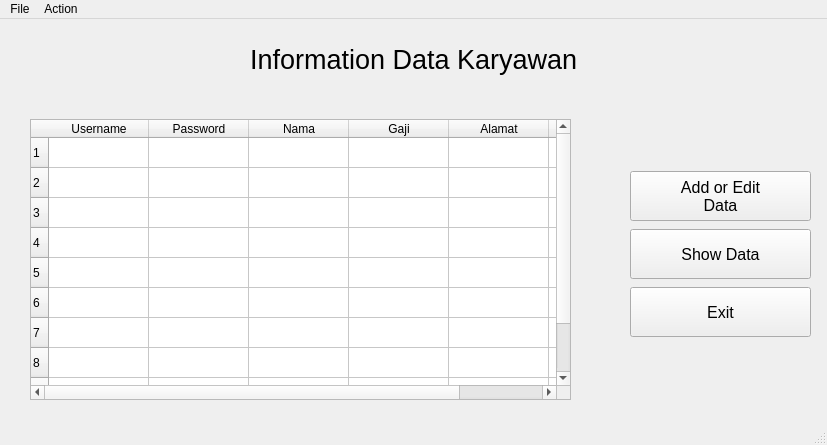
This is sis-karyawan/data_karyawan.ui in AthreeS002/Sistem-Karyawan as Qt 5 draws it before an edit. The edited form follows.
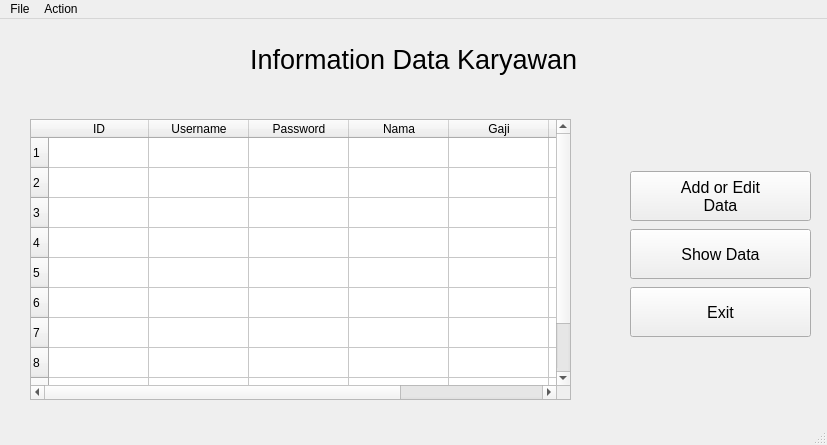
This is the edited form.

```diff
--- a/sis-karyawan/data_karyawan.ui
+++ b/sis-karyawan/data_karyawan.ui
@@ -130,7 +130,7 @@
         <number>10</number>
        </property>
        <property name="columnCount">
-        <number>6</number>
+        <number>7</number>
        </property>
        <row/>
        <row/>
@@ -142,6 +142,11 @@
        <row/>
        <row/>
        <row/>
+       <column>
+        <property name="text">
+         <string>ID</string>
+        </property>
+       </column>
        <column>
         <property name="text">
          <string>Username</string>
```
